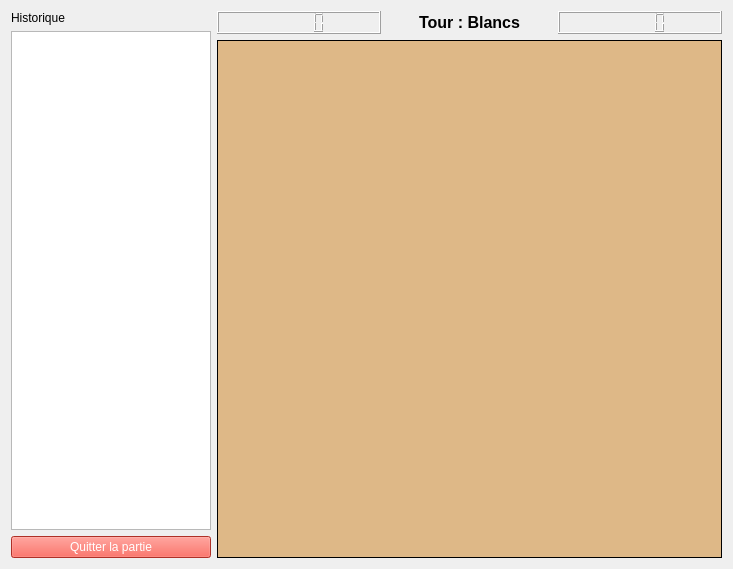
Old version of the form python/ui/gamePage.ui in the repository LepTho2233127/CNChess.
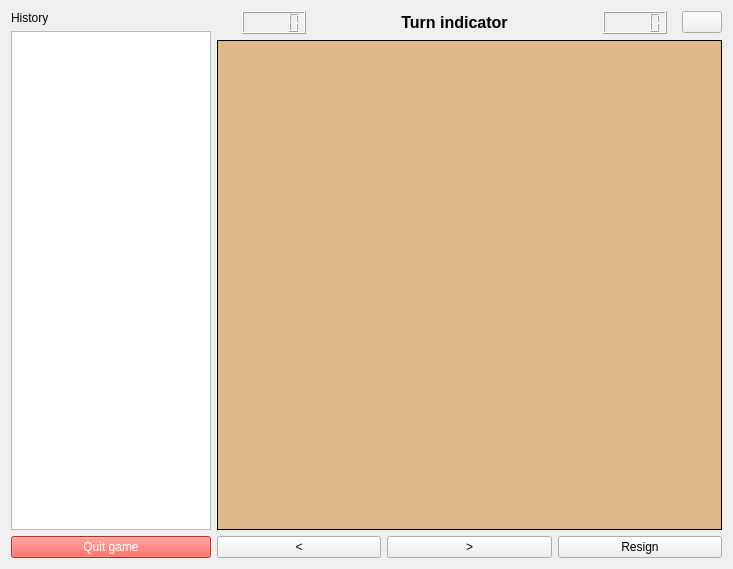
New version of the form. Icons and pictures are not drawn.

Commit message: added main window add start of logic to move between pages

What changed in the file:
```diff
--- a/python/ui/gamePage.ui
+++ b/python/ui/gamePage.ui
@@ -15,13 +15,13 @@
   </property>
   <layout class="QVBoxLayout" name="verticalLayout">
    <item>
-    <layout class="QHBoxLayout" name="horizontalLayout_GameMain" stretch="0,1">
+    <layout class="QHBoxLayout" name="horizontalLayout_GameMain" stretch="0,0">
      <item>
       <layout class="QVBoxLayout" name="layout_Left">
        <item>
         <widget class="QLabel" name="labelHistory">
          <property name="text">
-          <string>Historique</string>
+          <string>History</string>
          </property>
         </widget>
        </item>
@@ -41,16 +41,22 @@
           <string>background-color: #F44336; color: white;</string>
          </property>
          <property name="text">
-          <string>Quitter la partie</string>
+          <string>Quit game</string>
          </property>
         </widget>
        </item>
       </layout>
      </item>
      <item>
-      <layout class="QVBoxLayout" name="layout_Right" stretch="0,1">
+      <layout class="QVBoxLayout" name="layout_Right" stretch="0,0,0">
        <item>
-        <layout class="QHBoxLayout" name="layout_Timers">
+        <layout class="QHBoxLayout" name="layout_Timers" stretch="0,1,0,0">
+         <property name="spacing">
+          <number>15</number>
+         </property>
+         <property name="leftMargin">
+          <number>25</number>
+         </property>
          <item>
           <widget class="QLCDNumber" name="timeWhite"/>
          </item>
@@ -64,7 +70,7 @@
             </font>
            </property>
            <property name="text">
-            <string>Tour : Blancs</string>
+            <string>Turn indicator</string>
            </property>
            <property name="alignment">
             <set>Qt::AlignCenter</set>
@@ -81,6 +87,17 @@
            </property>
           </widget>
          </item>
+         <item>
+          <widget class="QPushButton" name="settingsButton">
+           <property name="text">
+            <string/>
+           </property>
+           <property name="icon">
+            <iconset>
+             <normaloff>../../../../../../Downloads/gear_icon.png</normaloff>../../../../../../Downloads/gear_icon.png</iconset>
+           </property>
+          </widget>
+         </item>
         </layout>
        </item>
        <item>
@@ -94,6 +111,31 @@
          <layout class="QGridLayout" name="gridLayout_Board"/>
         </widget>
        </item>
+       <item>
+        <layout class="QHBoxLayout" name="horizontalLayout_3">
+         <item>
+          <widget class="QPushButton" name="backwardMoveButton">
+           <property name="text">
+            <string>&lt;</string>
+           </property>
+          </widget>
+         </item>
+         <item>
+          <widget class="QPushButton" name="forwardMoveButton">
+           <property name="text">
+            <string>&gt;</string>
+           </property>
+          </widget>
+         </item>
+         <item>
+          <widget class="QPushButton" name="resignButton">
+           <property name="text">
+            <string>Resign</string>
+           </property>
+          </widget>
+         </item>
+        </layout>
+       </item>
       </layout>
      </item>
     </layout>
```
Left out of the diff: 2 changed lines with no effect on the pictures. The commit also changes 5 other files.
